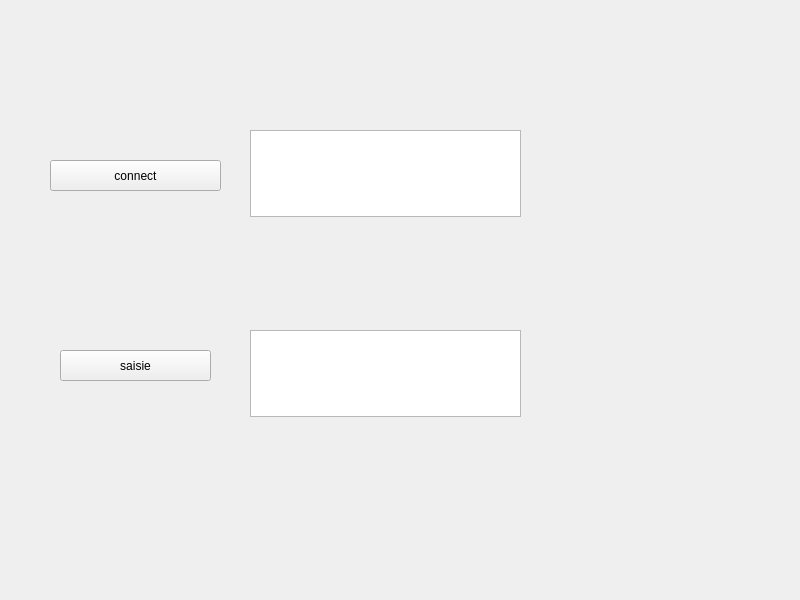
BrightHammer21/Comm_Sans_Fil_Projet, file projetQt/widget.ui: the form before one commit.
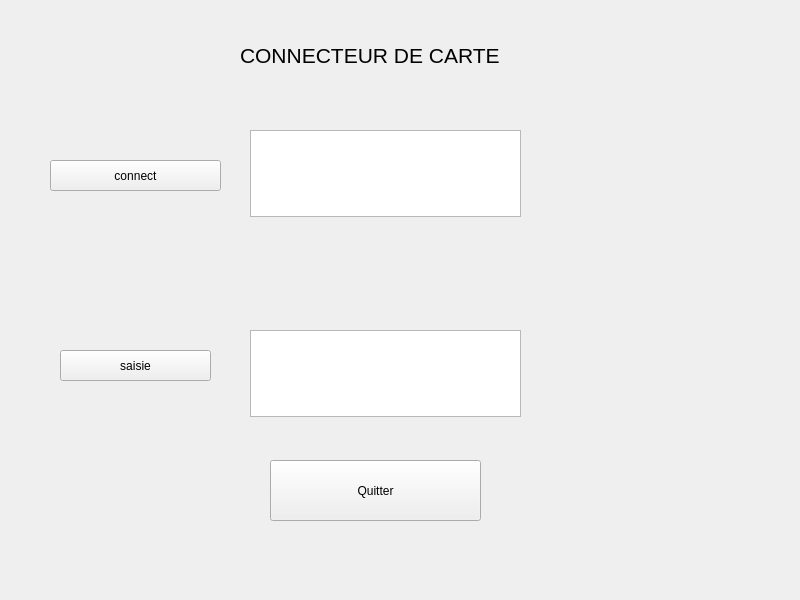
The form after the commit.

Patch:
```diff
--- a/projetQt/widget.ui
+++ b/projetQt/widget.ui
@@ -59,6 +59,37 @@
     <string>saisie</string>
    </property>
   </widget>
+  <widget class="QPushButton" name="pushButton">
+   <property name="geometry">
+    <rect>
+     <x>270</x>
+     <y>460</y>
+     <width>211</width>
+     <height>61</height>
+    </rect>
+   </property>
+   <property name="text">
+    <string>Quitter</string>
+   </property>
+  </widget>
+  <widget class="QLabel" name="label">
+   <property name="geometry">
+    <rect>
+     <x>240</x>
+     <y>30</y>
+     <width>311</width>
+     <height>51</height>
+    </rect>
+   </property>
+   <property name="font">
+    <font>
+     <pointsize>16</pointsize>
+    </font>
+   </property>
+   <property name="text">
+    <string>CONNECTEUR DE CARTE</string>
+   </property>
+  </widget>
  </widget>
  <resources/>
  <connections/>
```
